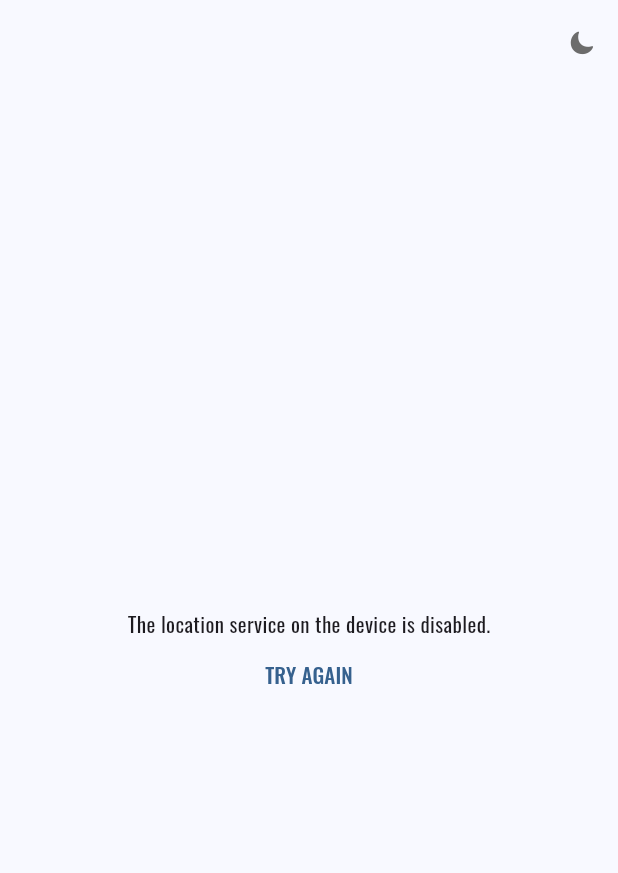
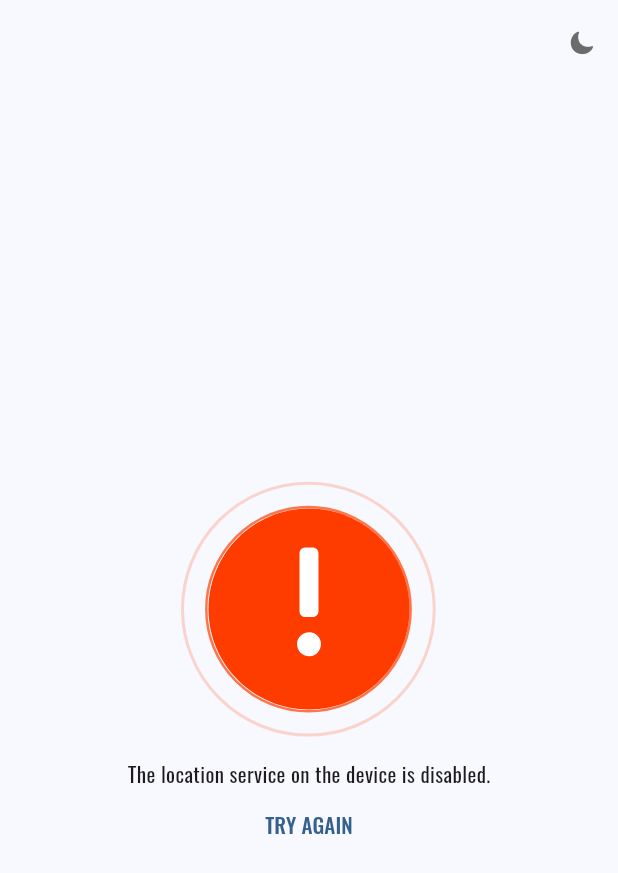
Before and after one commit to Nanaika/weather_flutter, a Flutter app: the screen it shows after launch, on a phone screen of 412 x 824 dp. Shown: the top 873 px of the screen. Run offline on Flutter 3.47's test engine with Material 3 defaults, Android fonts, the phone set to English and light mode, and no system bars; our stand-ins replace flutter_bloc, geocoding, geolocator, google_fonts, lottie; project files that could hold a hidden picture were left out.

Commit message:
init commit

```diff
--- a/lib/components/error_view.dart
+++ b/lib/components/error_view.dart
@@ -1,8 +1,11 @@
 import 'package:flutter/material.dart';
+import 'package:lottie/lottie.dart';
 
 class ErrorView extends StatelessWidget {
   const ErrorView({
-    super.key, required this.message, required this.onTap,
+    super.key,
+    required this.message,
+    required this.onTap,
   });
 
   final String message;
@@ -13,6 +16,13 @@ class ErrorView extends StatelessWidget {
     return Column(
       mainAxisAlignment: MainAxisAlignment.center,
       children: [
+        SizedBox(
+          width: 200,
+          height: 200,
+          child: Lottie.asset(
+            'assets/error.json',
+          ),
+        ),
         Text(message),
         TextButton(
           onPressed: onTap,
```
Also changed, not shown: assets/error.json (added, +1 -0 lines).
